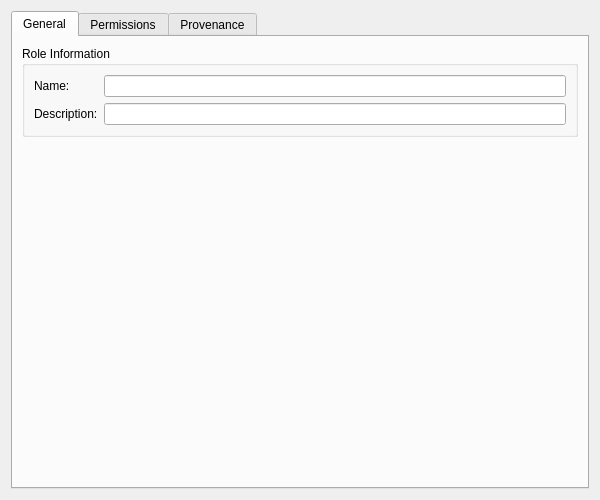
The window that projects/ores.qt/ui/RoleDetailDialog.ui (OreStudio/OreStudio) describes before a commit, drawn with Qt 5.
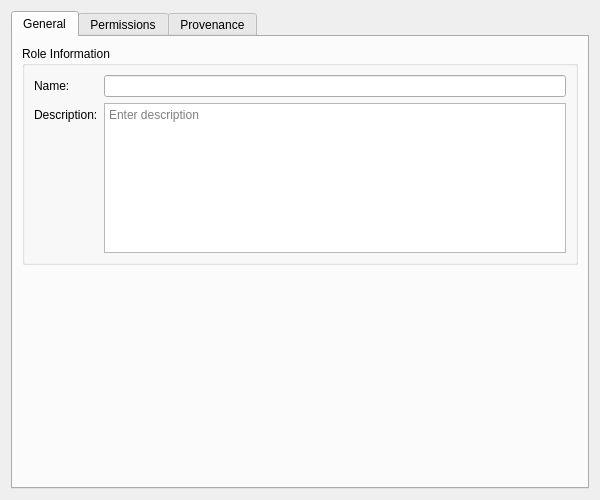
The same window after the commit. Custom widgets are drawn as their Qt base class.

```diff
--- a/projects/ores.qt/ui/RoleDetailDialog.ui
+++ b/projects/ores.qt/ui/RoleDetailDialog.ui
@@ -60,10 +60,25 @@
            </widget>
           </item>
           <item row="1" column="1">
-           <widget class="QLineEdit" name="descriptionEdit">
+           <widget class="QPlainTextEdit" name="descriptionEdit">
+            <property name="minimumSize">
+             <size>
+              <width>0</width>
+              <height>80</height>
+             </size>
+            </property>
+            <property name="maximumSize">
+             <size>
+              <width>16777215</width>
+              <height>150</height>
+             </size>
+            </property>
             <property name="readOnly">
              <bool>true</bool>
             </property>
+            <property name="placeholderText">
+             <string>Enter description</string>
+            </property>
            </widget>
           </item>
          </layout>
```
